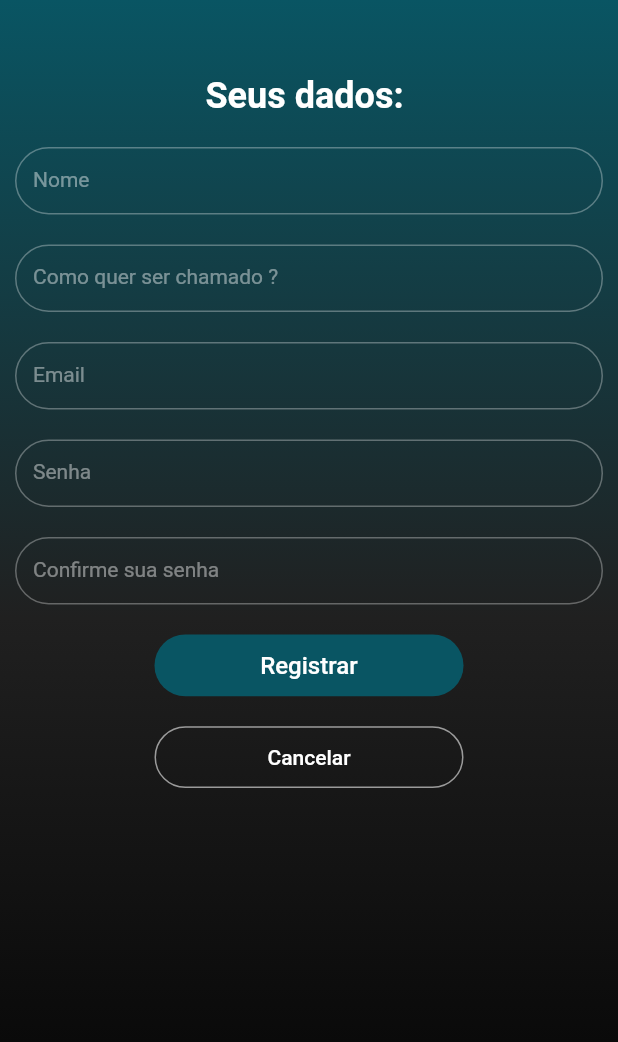
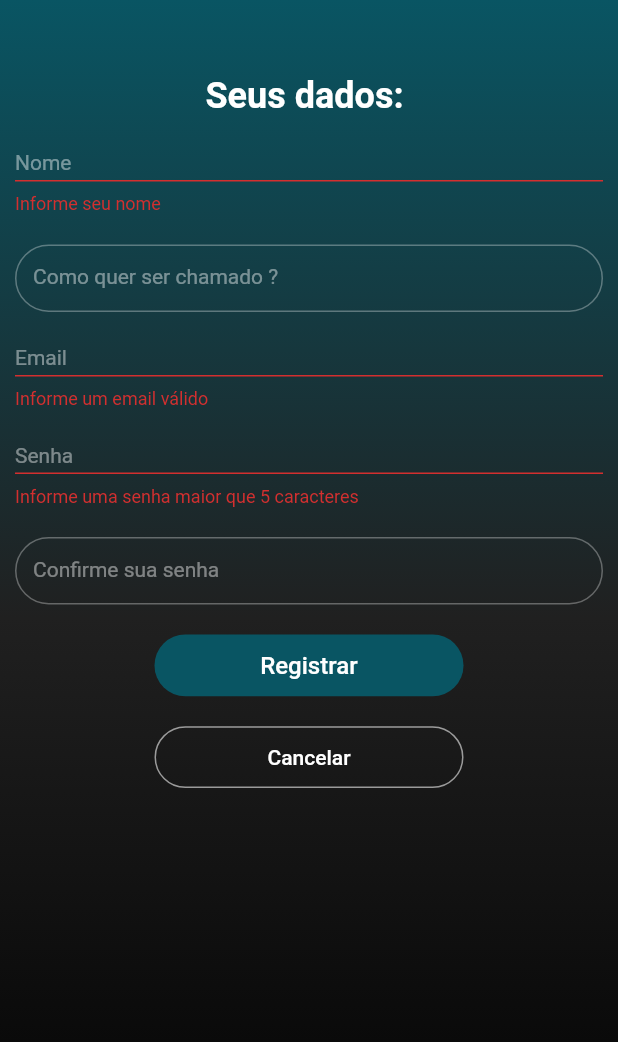
Before and after one commit to Pires1945/movies_review, a Flutter app: the RegisterPageForm screen opened by its route, after a tap on "Registrar", on a phone screen of 412 x 824 dp. Shown: the top 1042 px of the screen. Run offline on Flutter 3.47's test engine with Material 2 defaults, Android fonts, the light colour scheme and no system bars; our stand-ins replace carousel_slider.

Commit message:
Ajustado tela de registro

```diff
--- a/lib/models/auth.dart
+++ b/lib/models/auth.dart
@@ -29,6 +29,16 @@ class Auth with ChangeNotifier {
     return isAuth ? _userId : null;
   }
 
+  Future<void> _register(
+      String email, String password, String urlFragment) async {
+    final url =
+        'https://identitytoolkit.googleapis.com/v1/accounts:$urlFragment?key=AIzaSyAVFaHotvYTV-PfN0avpysFEt0eeLsoDYU';
+
+    final response = await http.post(Uri.parse(url),
+        body: jsonEncode(
+            {'email': email, 'password': password, 'returnSecureToken': true}));
+  }
+
   Future<void> _authenticate(
       String email, String password, String urlFragment) async {
     final url =
@@ -36,11 +46,8 @@ class Auth with ChangeNotifier {
 
     final response = await http.post(
       Uri.parse(url),
-      body: jsonEncode({
-        'email': email,
-        'password': password,
-        'returnSecureToken': true,
-      }),
+      body: jsonEncode(
+          {'email': email, 'password': password, 'returnSecureToken': true}),
     );
 
     final body = jsonDecode(response.body);
@@ -60,7 +67,7 @@ class Auth with ChangeNotifier {
   }
 
   Future<void> signUp(String email, String password) async {
-    return _authenticate(email, password, 'signUp');
+    return _register(email, password, 'signUp');
   }
 
   Future<void> login(String email, String password) async {
--- a/lib/models/reviewList.dart
+++ b/lib/models/reviewList.dart
@@ -66,7 +66,7 @@ class ReviewList extends ChangeNotifier {
 
     Map<String, dynamic> data = jsonDecode(response.body);
 
-    print(response.body);
+    //print(response.body);
 
     data.forEach((key, value) {
       _reviews.add(
--- a/lib/pages/login.dart
+++ b/lib/pages/login.dart
@@ -26,7 +26,7 @@ class _LoginPageState extends State<LoginPage> {
             color: Color.fromARGB(255, 221, 221, 221),
           ),
           Container(
-            height: deviceSize.height * 0.6,
+            height: deviceSize.height * 0.5,
             decoration: const BoxDecoration(
               borderRadius: BorderRadius.only(
                 bottomLeft: Radius.circular(18),
--- a/lib/pages/registerPage.dart
+++ b/lib/pages/registerPage.dart
@@ -1,6 +1,8 @@
 import 'package:flutter/material.dart';
 import 'package:flutter/src/widgets/framework.dart';
 import 'package:flutter/src/widgets/placeholder.dart';
+import 'package:movies_review/models/auth.dart';
+import 'package:provider/provider.dart';
 
 class RegisterPageForm extends StatefulWidget {
   const RegisterPageForm({super.key});
@@ -18,6 +20,27 @@ class _RegisterPageFormState extends State<RegisterPageForm> {
     'email': '',
     'password': '',
   };
+
+  Future<void> _submit() async {
+    final isValid = _formKey.currentState?.validate() ?? false;
+
+    if (!isValid) return;
+
+    _formKey.currentState?.save();
+
+    Auth auth = Provider.of(context, listen: false);
+
+    try {
+      await auth.signUp(
+        _registerData['email']!,
+        _registerData['password']!,
+      );
+    } catch (error) {
+      print(error.toString());
+    }
+
+    Navigator.of(context).pop();
+  }
 
   @override
   Widget build(BuildContext context) {
@@ -244,7 +267,7 @@ class _RegisterPageFormState extends State<RegisterPageForm> {
                         color: const Color.fromARGB(255, 9, 85, 99),
                       ),
                       child: TextButton(
-                        onPressed: () {},
+                        onPressed: _submit,
                         child: const Text(
                           'Registrar',
                           style: TextStyle(color: Colors.white, fontSize: 16),
@@ -260,7 +283,9 @@ class _RegisterPageFormState extends State<RegisterPageForm> {
                           border: Border.all(
                               color: const Color.fromARGB(144, 255, 255, 255))),
                       child: TextButton(
-                        onPressed: () {},
+                        onPressed: () {
+                          Navigator.of(context).pop();
+                        },
                         child: const Text(
                           'Cancelar',
                           style: TextStyle(color: Colors.white, fontSize: 14),
--- a/lib/utils/appRoutes.dart
+++ b/lib/utils/appRoutes.dart
@@ -3,6 +3,7 @@ import 'package:movies_review/components/movieGrid.dart';
 class AppRoutes {
   static const AUTHORHOME = '/';
   static const SIGNUP = '/signup';
+  static const SIGIN = '/sigin';
   static const SETTINGS = '/settings';
   static const MOVIEGRID = '/moviegrid';
   static const MOVIEDETAIL = '/movie_detail';
```
Also changed, not shown: lib/components/loginForm.dart (+4 -8 lines).
